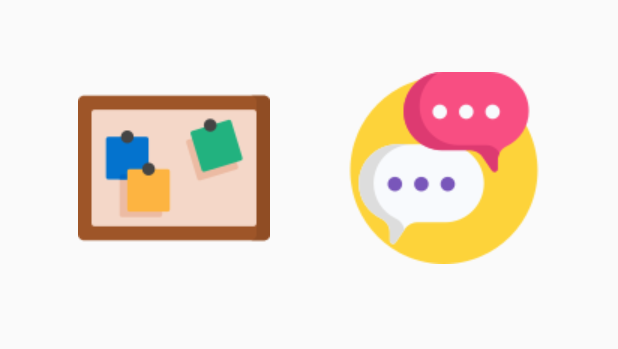
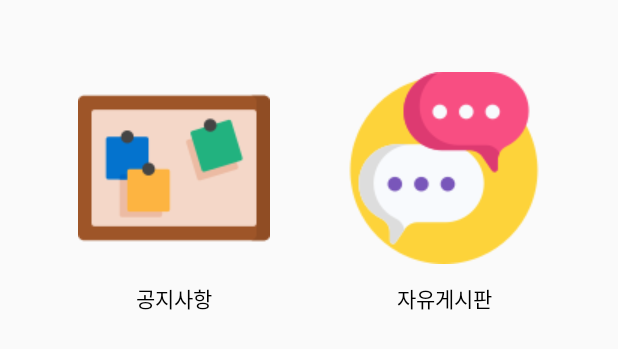
Before and after one commit to mtjin/cnu-notice-app-releaseversion, an Android app: the layout activity_main.xml on its own in the app's theme, with its tools: preview values and no code run, on a phone screen of 412 x 824 dp. Shown: the top 349 px of the screen. Run offline under Robolectric (Android 15) with nearby library versions, the phone set to English and light mode, and no system bars; plain views replace ElasticImageView.

Commit message:
[Revise] Splash -> Login -> Notice(X) Main(O)  이동으로 변경

```diff
--- a/CnuNoticeApp/app/src/main/java/com/mtjin/cnunoticeapp/views/login/LoginActivity.kt
+++ b/CnuNoticeApp/app/src/main/java/com/mtjin/cnunoticeapp/views/login/LoginActivity.kt
@@ -13,7 +13,7 @@ import com.mtjin.cnunoticeapp.R
 import com.mtjin.cnunoticeapp.base.BaseActivity
 import com.mtjin.cnunoticeapp.databinding.ActivityLoginBinding
 import com.mtjin.cnunoticeapp.utils.FirebaseHelper
-import com.mtjin.cnunoticeapp.views.notice.NoticeActivity
+import com.mtjin.cnunoticeapp.views.main.MainActivity
 import kotlinx.android.synthetic.main.activity_login.*
 import org.koin.androidx.viewmodel.ext.android.viewModel
 
@@ -70,7 +70,7 @@ class LoginActivity : BaseActivity<ActivityLoginBinding>(R.layout.activity_login
                 if (task.isSuccessful) {
                     showToast(getString(R.string.login_success_text))
                     FirebaseHelper.user = FirebaseHelper.auth.currentUser
-                    startActivity(Intent(this, NoticeActivity::class.java))
+                    startActivity(Intent(this, MainActivity::class.java))
                 } else {
                     showToast(getString(R.string.login_fail_text))
                 }
--- a/CnuNoticeApp/app/src/main/java/com/mtjin/cnunoticeapp/views/splash/SplashActivity.kt
+++ b/CnuNoticeApp/app/src/main/java/com/mtjin/cnunoticeapp/views/splash/SplashActivity.kt
@@ -7,7 +7,7 @@ import android.widget.Toast
 import androidx.appcompat.app.AppCompatActivity
 import com.google.firebase.auth.FirebaseAuth
 import com.mtjin.cnunoticeapp.views.login.LoginActivity
-import com.mtjin.cnunoticeapp.views.notice.NoticeActivity
+import com.mtjin.cnunoticeapp.views.main.MainActivity
 
 class SplashActivity : AppCompatActivity() {
     private lateinit var auth: FirebaseAuth
@@ -20,7 +20,7 @@ class SplashActivity : AppCompatActivity() {
         auth = FirebaseAuth.getInstance()
         if (auth.currentUser != null) {
             Toast.makeText(this, "자동 로그인", Toast.LENGTH_SHORT).show()
-            startActivity(Intent(this, NoticeActivity::class.java))
+            startActivity(Intent(this, MainActivity::class.java))
         } else {
             startActivity(Intent(this, LoginActivity::class.java))
         }
--- a/CnuNoticeApp/app/src/main/res/layout/activity_main.xml
+++ b/CnuNoticeApp/app/src/main/res/layout/activity_main.xml
@@ -25,6 +25,18 @@
             app:layout_constraintStart_toStartOf="parent"
             app:layout_constraintTop_toTopOf="parent" />
 
+        <TextView
+            android:id="@+id/tv_notice"
+            android:layout_width="wrap_content"
+            android:layout_height="wrap_content"
+            android:layout_marginTop="@dimen/margin_12dp"
+            android:text="@string/notice_text"
+            android:textColor="@color/colorBlack"
+            android:textSize="14sp"
+            app:layout_constraintEnd_toEndOf="@id/iv_notice"
+            app:layout_constraintStart_toStartOf="@id/iv_notice"
+            app:layout_constraintTop_toBottomOf="@id/iv_notice" />
+
         <com.skydoves.elasticviews.ElasticImageView
             android:id="@+id/iv_board"
             android:layout_width="wrap_content"
@@ -38,5 +50,16 @@
             app:layout_constraintStart_toEndOf="@id/iv_notice"
             app:layout_constraintTop_toTopOf="@id/iv_notice" />
 
+        <TextView
+            android:id="@+id/tv_board"
+            android:layout_width="wrap_content"
+            android:layout_height="wrap_content"
+            android:layout_marginTop="@dimen/margin_12dp"
+            android:text="@string/free_board_text"
+            android:textColor="@color/colorBlack"
+            android:textSize="14sp"
+            app:layout_constraintEnd_toEndOf="@id/iv_board"
+            app:layout_constraintStart_toStartOf="@id/iv_board"
+            app:layout_constraintTop_toBottomOf="@id/iv_board" />
     </androidx.constraintlayout.widget.ConstraintLayout>
 </layout>
--- a/CnuNoticeApp/app/src/main/res/values/dimens.xml
+++ b/CnuNoticeApp/app/src/main/res/values/dimens.xml
@@ -2,4 +2,5 @@
 <resources>
     <dimen name="margin_32dp">32dp</dimen>
     <dimen name="margin_48dp">48dp</dimen>
+    <dimen name="margin_12dp">12dp</dimen>
 </resources>
--- a/CnuNoticeApp/app/src/main/res/values/strings.xml
+++ b/CnuNoticeApp/app/src/main/res/values/strings.xml
@@ -25,4 +25,6 @@
     <string name="login_title_text">충남대학교 컴퓨터공학과</string>
     <string name="sign_up_text">Sign Up</string>
     <string name="login_text">Login</string>
+    <string name="notice_text">공지사항</string>
+    <string name="free_board_text">자유게시판</string>
 </resources>
```
